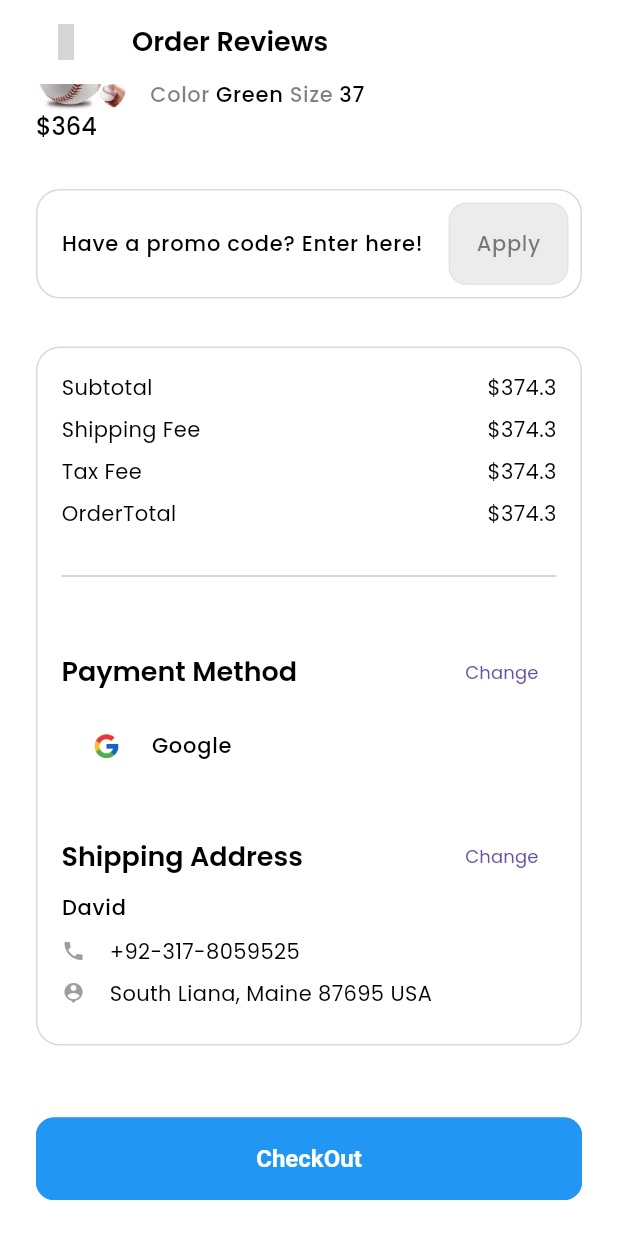
After one commit to kimbactran/flutter_ecommerce_app, a Flutter app: the CheckoutScreen screen opened directly, scrolled down 1074 dp, after a tap on "Apply", on a phone screen of 412 x 824 dp. The commit adds this screen. Run offline on Flutter 3.47's test engine with Material 3 defaults, Android fonts, the phone set to English and light mode, and no system bars; our stand-ins replace carousel_slider, flutter_rating_bar, get, get_storage, iconsax, logger and 2 more; accounts and stored records are empty; grey boxes are pictures that could not be loaded.

Commit message:
Checkout Page

```diff
--- /dev/null
+++ b/lib/common/widgets/product/cart/coupon_widget.dart
@@ -0,0 +1,53 @@
+import 'package:ecommerce_app/common/widgets/custom_shapes/containers/rounded_container.dart';
+import 'package:ecommerce_app/utils/constants/colors.dart';
+import 'package:ecommerce_app/utils/constants/sizes.dart';
+import 'package:ecommerce_app/utils/helpers/helper_functions.dart';
+import 'package:flutter/material.dart';
+
+class EcoCouponCode extends StatelessWidget {
+  const EcoCouponCode({
+    super.key,
+  });
+
+  @override
+  Widget build(BuildContext context) {
+    final darkMode = EcoHelperFunctions.isDarkMode(context);
+    return EcoRoundedContainer(
+      showBorder: true,
+      backgroundColor: darkMode ? EcoColors.dark : EcoColors.white,
+      padding: EdgeInsets.only(
+          top: EcoSizes.sm,
+          bottom: EcoSizes.sm,
+          right: EcoSizes.sm,
+          left: EcoSizes.md),
+      child: Row(
+        children: [
+          Flexible(
+              child: TextFormField(
+            decoration: InputDecoration(
+                hintText: 'Have a promo code? Enter here!',
+                focusedBorder: InputBorder.none,
+                enabledBorder: InputBorder.none,
+                errorBorder: InputBorder.none,
+                disabledBorder: InputBorder.none),
+          )),
+          // Button
+          SizedBox(
+              width: 80,
+              child: ElevatedButton(
+                  style: ElevatedButton.styleFrom(
+                      foregroundColor: darkMode
+                          ? EcoColors.white.withOpacity(0.5)
+                          : EcoColors.light.withOpacity(0.5),
+                      backgroundColor: Colors.grey.withOpacity(0.2),
+                      side: BorderSide(color: Colors.grey.withOpacity(0.1))),
+                  onPressed: () {},
+                  child: Text(
+                    'Apply',
+                    style: Theme.of(context).textTheme.bodySmall,
+                  )))
+        ],
+      ),
+    );
+  }
+}
--- a/lib/features/shop/screens/cart/cart.dart
+++ b/lib/features/shop/screens/cart/cart.dart
@@ -1,9 +1,9 @@
 import 'package:ecommerce_app/common/widgets/appbar/appbar.dart';
-import 'package:ecommerce_app/common/widgets/product/cart/add_remove_button.dart';
-import 'package:ecommerce_app/common/widgets/product/cart/cart_item.dart';
-import 'package:ecommerce_app/common/widgets/texts/product_price_text.dart';
+import 'package:ecommerce_app/features/shop/screens/cart/widgets/cart_items.dart';
+import 'package:ecommerce_app/features/shop/screens/checkout/checkout.dart';
 import 'package:ecommerce_app/utils/constants/sizes.dart';
 import 'package:flutter/material.dart';
+import 'package:get/get.dart';
 
 class CartScreen extends StatelessWidget {
   const CartScreen({super.key});
@@ -18,37 +18,16 @@ class CartScreen extends StatelessWidget {
         ),
         showBackArrow: true,
       ),
-      body: Padding(
-        padding: const EdgeInsets.all(EcoSizes.defaultSpace),
-        child: ListView.separated(
-            shrinkWrap: true,
-            itemBuilder: (_, index) => const Column(children: [
-                  EcoCartItem(),
-                  SizedBox(
-                    height: EcoSizes.spaceBtwItems,
-                  ),
-                  Row(
-                    mainAxisAlignment: MainAxisAlignment.spaceBetween,
-                    children: [
-                      // Add Remove Buttons
-                      Row(
-                        children: [
-                          SizedBox(width: 70),
-                          EcoProductQuantityWithAddRemoveButton(),
-                        ],
-                      ),
-                      EcoProductPriceText(price: '364')
-                    ],
-                  )
-                ]),
-            separatorBuilder: (_, __) => const SizedBox(
-                  height: EcoSizes.spaceBtwSections,
-                ),
-            itemCount: 10),
+      body: const SingleChildScrollView(
+        child: Padding(
+            padding: EdgeInsets.all(EcoSizes.defaultSpace),
+            child: EcoCartItems()),
       ),
       bottomNavigationBar: Padding(
         padding: const EdgeInsets.all(EcoSizes.defaultSpace),
-        child: ElevatedButton(onPressed: () {}, child: const Text('CheckOut')),
+        child: ElevatedButton(
+            onPressed: () => Get.to(() => const CheckoutScreen()),
+            child: const Text('CheckOut')),
       ),
     );
   }
--- /dev/null
+++ b/lib/features/shop/screens/cart/widgets/cart_items.dart
@@ -0,0 +1,42 @@
+import 'package:ecommerce_app/common/widgets/product/cart/add_remove_button.dart';
+import 'package:ecommerce_app/common/widgets/product/cart/cart_item.dart';
+import 'package:ecommerce_app/common/widgets/texts/product_price_text.dart';
+import 'package:ecommerce_app/utils/constants/sizes.dart';
+import 'package:flutter/material.dart';
+
+class EcoCartItems extends StatelessWidget {
+  const EcoCartItems({super.key, this.showAddRemoveButtons = true});
+  final bool showAddRemoveButtons;
+
+  @override
+  Widget build(BuildContext context) {
+    return ListView.separated(
+        shrinkWrap: true,
+        physics: const NeverScrollableScrollPhysics(),
+        itemBuilder: (_, index) => Column(children: [
+              const EcoCartItem(),
+              if (showAddRemoveButtons)
+                const SizedBox(
+                  height: EcoSizes.spaceBtwItems,
+                ),
+              Row(
+                mainAxisAlignment: MainAxisAlignment.spaceBetween,
+                children: [
+                  // Add Remove Buttons
+                  if (showAddRemoveButtons)
+                    const Row(
+                      children: [
+                        SizedBox(width: 70),
+                        EcoProductQuantityWithAddRemoveButton(),
+                      ],
+                    ),
+                  const EcoProductPriceText(price: '364')
+                ],
+              )
+            ]),
+        separatorBuilder: (_, __) => const SizedBox(
+              height: EcoSizes.spaceBtwSections,
+            ),
+        itemCount: 10);
+  }
+}
--- /dev/null
+++ b/lib/features/shop/screens/checkout/checkout.dart
@@ -0,0 +1,94 @@
+import 'package:ecommerce_app/common/widgets/appbar/appbar.dart';
+import 'package:ecommerce_app/common/widgets/custom_shapes/containers/rounded_container.dart';
+import 'package:ecommerce_app/common/widgets/product/cart/coupon_widget.dart';
+import 'package:ecommerce_app/common/widgets/success_screen/success_screen.dart';
+import 'package:ecommerce_app/features/shop/screens/cart/widgets/cart_items.dart';
+import 'package:ecommerce_app/features/shop/screens/checkout/widgets/billing_address_section.dart';
+import 'package:ecommerce_app/features/shop/screens/checkout/widgets/billing_amount_section.dart';
+import 'package:ecommerce_app/features/shop/screens/checkout/widgets/billing_payment_section.dart';
+import 'package:ecommerce_app/navigation_menu.dart';
+import 'package:ecommerce_app/utils/constants/colors.dart';
+import 'package:ecommerce_app/utils/constants/image_strings.dart';
+import 'package:ecommerce_app/utils/constants/sizes.dart';
+import 'package:ecommerce_app/utils/helpers/helper_functions.dart';
+import 'package:flutter/material.dart';
+import 'package:get/get.dart';
+
+class CheckoutScreen extends StatelessWidget {
+  const CheckoutScreen({super.key});
+
+  @override
+  Widget build(BuildContext context) {
+    final darkMode = EcoHelperFunctions.isDarkMode(context);
+    return Scaffold(
+      appBar: EcoAppBar(
+        showBackArrow: true,
+        title: Text(
+          'Order Reviews',
+          style: Theme.of(context).textTheme.headlineSmall,
+        ),
+      ),
+      body: SingleChildScrollView(
+        child: Padding(
+          padding: const EdgeInsets.all(EcoSizes.defaultSpace),
+          child: Column(children: [
+            // Items in cart
+            const EcoCartItems(
+              showAddRemoveButtons: false,
+            ),
+            const SizedBox(
+              height: EcoSizes.spaceBtwSections,
+            ),
+
+            // Coupon TextField
+            const EcoCouponCode(),
+            const SizedBox(
+              height: EcoSizes.spaceBtwSections,
+            ),
+            // Billing Section
+            EcoRoundedContainer(
+              padding: const EdgeInsets.all(EcoSizes.md),
+              showBorder: true,
+              backgroundColor: darkMode ? EcoColors.black : EcoColors.white,
+              child: const Column(
+                children: [
+                  /// Pricing
+                  EcoBillingAmountSection(),
+                  SizedBox(
+                    height: EcoSizes.spaceBtwItems,
+                  ),
+
+                  /// Divider
+                  Divider(),
+                  SizedBox(
+                    height: EcoSizes.spaceBtwSections,
+                  ),
+
+                  /// Payment Methods
+                  EcoBillingPaymentSection(),
+                  SizedBox(
+                    height: EcoSizes.spaceBtwSections,
+                  ),
+
+                  /// Address
+                  EcoBillingAddressSection(),
+                ],
+              ),
+            )
+          ]),
+        ),
+      ),
+      bottomNavigationBar: Padding(
+        padding: const EdgeInsets.all(EcoSizes.defaultSpace),
+        child: ElevatedButton(
+            onPressed: () => Get.to(() => SuccessScreen(
+                  image: EcoImages.successPayment,
+                  onPressed: () => Get.to(() => const NavigationMenu()),
+                  title: "Payment Success!",
+                  subTitle: "Your item will be shipped soon!",
+                )),
+            child: const Text('CheckOut')),
+      ),
+    );
+  }
+}
--- /dev/null
+++ b/lib/features/shop/screens/checkout/widgets/billing_address_section.dart
@@ -0,0 +1,67 @@
+import 'package:ecommerce_app/common/widgets/texts/section_heading.dart';
+import 'package:ecommerce_app/utils/constants/sizes.dart';
+import 'package:flutter/material.dart';
+
+class EcoBillingAddressSection extends StatelessWidget {
+  const EcoBillingAddressSection({super.key});
+
+  @override
+  Widget build(BuildContext context) {
+    return Column(
+      crossAxisAlignment: CrossAxisAlignment.start,
+      children: [
+        EcoSectionHeading(
+          title: 'Shipping Address',
+          buttonTitle: 'Change',
+          onPressed: () {},
+        ),
+        Text(
+          'David',
+          style: Theme.of(context).textTheme.bodyLarge,
+        ),
+        const SizedBox(
+          height: EcoSizes.spaceBtwItems / 2,
+        ),
+        Row(
+          children: [
+            const Icon(
+              Icons.phone,
+              color: Colors.grey,
+              size: 16,
+            ),
+            const SizedBox(
+              width: EcoSizes.spaceBtwItems,
+            ),
+            Text(
+              '+92-317-8059525',
+              style: Theme.of(context).textTheme.bodyMedium,
+            )
+          ],
+        ),
+        const SizedBox(
+          height: EcoSizes.spaceBtwItems / 2,
+        ),
+        Row(
+          children: [
+            const Icon(
+              Icons.location_history,
+              color: Colors.grey,
+              size: 16,
+            ),
+            const SizedBox(
+              width: EcoSizes.spaceBtwItems,
+            ),
+            Text(
+              'South Liana, Maine 87695 USA',
+              style: Theme.of(context).textTheme.bodyMedium,
+              softWrap: true,
+            )
+          ],
+        ),
+        const SizedBox(
+          height: EcoSizes.spaceBtwItems / 2,
+        ),
+      ],
+    );
+  }
+}
--- /dev/null
+++ b/lib/features/shop/screens/checkout/widgets/billing_amount_section.dart
@@ -0,0 +1,89 @@
+import 'package:flutter/material.dart';
+import 'package:ecommerce_app/utils/constants/sizes.dart';
+
+class EcoBillingAmountSection extends StatelessWidget {
+  const EcoBillingAmountSection({super.key});
+
+  @override
+  Widget build(BuildContext context) {
+    return Column(
+      children: [
+        /// SubTotal
+        Row(
+          children: [
+            Expanded(
+              child: Text(
+                'Subtotal',
+                style: Theme.of(context).textTheme.bodyMedium,
+              ),
+            ),
+            Text(
+              '\$374.3',
+              style: Theme.of(context).textTheme.bodyMedium,
+            )
+          ],
+        ),
+        const SizedBox(
+          height: EcoSizes.spaceBtwItems / 2,
+        ),
+
+        /// Shipping Fee
+        Row(
+          children: [
+            Expanded(
+              child: Text(
+                'Shipping Fee',
+                style: Theme.of(context).textTheme.bodyMedium,
+              ),
+            ),
+            Text(
+              '\$374.3',
+              style: Theme.of(context).textTheme.bodyMedium,
+            )
+          ],
+        ),
+        const SizedBox(
+          height: EcoSizes.spaceBtwItems / 2,
+        ),
+
+        /// Tax Fee
+        Row(
+          children: [
+            Expanded(
+              child: Text(
+                'Tax Fee',
+                style: Theme.of(context).textTheme.bodyMedium,
+              ),
+            ),
+            Text(
+              '\$374.3',
+              style: Theme.of(context).textTheme.bodyMedium,
+            )
+          ],
+        ),
+        const SizedBox(
+          height: EcoSizes.spaceBtwItems / 2,
+        ),
+
+        /// OrderTotal
+        Row(
+          children: [
+            Expanded(
+              child: Text(
+                'OrderTotal',
+                style: Theme.of(context).textTheme.bodyMedium,
+              ),
+            ),
+            Text(
+              '\$374.3',
+              style: Theme.of(context).textTheme.bodyMedium,
+            )
+          ],
+        ),
+        const SizedBox(
+          height: EcoSizes.spaceBtwItems / 2,
+        ),
+      ],
+    );
+  }
+}
--- /dev/null
+++ b/lib/features/shop/screens/checkout/widgets/billing_payment_section.dart
@@ -0,0 +1,49 @@
+import 'package:ecommerce_app/utils/helpers/helper_functions.dart';
+import 'package:flutter/material.dart';
+import 'package:ecommerce_app/common/widgets/custom_shapes/containers/rounded_container.dart';
+import 'package:ecommerce_app/common/widgets/texts/section_heading.dart';
+import 'package:ecommerce_app/utils/constants/colors.dart';
+import 'package:ecommerce_app/utils/constants/image_strings.dart';
+import 'package:ecommerce_app/utils/constants/sizes.dart';
+
+class EcoBillingPaymentSection extends StatelessWidget {
+  const EcoBillingPaymentSection({super.key});
+
+  @override
+  Widget build(BuildContext context) {
+    final darkMode = EcoHelperFunctions.isDarkMode(context);
+    return Column(
+      children: [
+        EcoSectionHeading(
+          title: 'Payment Method',
+          buttonTitle: 'Change',
+          onPressed: () {},
+        ),
+        const SizedBox(
+          height: EcoSizes.spaceBtwItems / 2,
+        ),
+        Row(
+          children: [
+            EcoRoundedContainer(
+              width: 60,
+              height: 35,
+              backgroundColor: darkMode ? EcoColors.light : EcoColors.white,
+              padding: const EdgeInsets.all(EcoSizes.sm),
+              child: const Image(
+                image: AssetImage(EcoImages.google),
+                fit: BoxFit.contain,
+              ),
+            ),
+            const SizedBox(
+              height: EcoSizes.spaceBtwItems / 2,
+            ),
+            Text(
+              'Google',
+              style: Theme.of(context).textTheme.bodyLarge,
+            )
+          ],
+        )
+      ],
+    );
+  }
+}
--- a/lib/utils/constants/image_strings.dart
+++ b/lib/utils/constants/image_strings.dart
@@ -78,4 +78,8 @@ class EcoImages {
 
   // User
   static const String userDefault = "assets/images/users/user.png";
+
+  // Success
+  static const String successPayment =
+      "assets/images/success_image/payment_success.png";
 }
--- a/pubspec.yaml
+++ b/pubspec.yaml
@@ -92,6 +92,7 @@ flutter:
     - assets/images/banners/
     - assets/images/products/
     - assets/images/users/
+    - assets/images/success_image/
 
   # To add assets to your application, add an assets section, like this:
   # assets:
```
Also changed, not shown: assets/images/success_image/payment_success.png (added).
